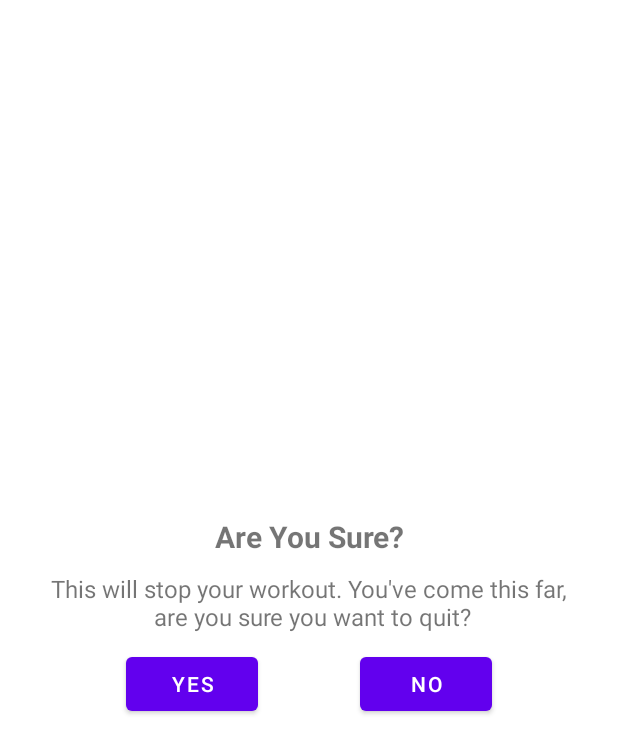
After one commit to DevanshuChauhan1999/7_Minute_Workout_App, an Android app: the layout dialog_custom_back_confirmation.xml on its own in the app's theme, with its tools: preview values and no code run, on a phone screen of 412 x 824 dp. The commit adds this screen. Shown: the top 754 px of the screen. Run offline under Robolectric (Android 15) with nearby library versions, the phone set to English and light mode, and no system bars.

Commit message:
custom alert box for exit

```diff
--- /dev/null
+++ b/app/src/main/res/layout/dialog_custom_back_confirmation.xml
@@ -0,0 +1,55 @@
+<?xml version="1.0" encoding="utf-8"?>
+<androidx.constraintlayout.widget.ConstraintLayout xmlns:android="http://schemas.android.com/apk/res/android"
+    android:layout_width="match_parent"
+    android:layout_height="wrap_content"
+    android:padding="16dp"
+    android:layout_gravity="center"
+    xmlns:app="http://schemas.android.com/apk/res-auto">
+    <TextView
+        android:id="@+id/tvareyousure"
+        android:layout_width="wrap_content"
+        android:layout_height="wrap_content"
+        android:text="Are You Sure?"
+        android:textSize="20sp"
+        android:textStyle="bold"
+        app:layout_constraintEnd_toEndOf="parent"
+        app:layout_constraintStart_toStartOf="parent"
+        app:layout_constraintTop_toTopOf="parent"
+        android:gravity="center"
+        >
+    </TextView>
+    <TextView
+        android:id="@+id/tvWarning"
+        android:layout_width="wrap_content"
+        android:layout_height="wrap_content"
+        android:text="This will stop your workout. You've come this far,\n are you sure you want to quit?"
+        android:textSize="16sp"
+        app:layout_constraintEnd_toEndOf="parent"
+        app:layout_constraintStart_toStartOf="parent"
+        app:layout_constraintTop_toBottomOf="@id/tvareyousure"
+        android:gravity="center"
+        android:padding="10dp">
+    </TextView>
+    <Button
+        android:id="@+id/btnYes"
+        android:layout_width="wrap_content"
+        android:layout_height="wrap_content"
+        app:layout_constraintTop_toBottomOf="@id/tvWarning"
+        app:layout_constraintStart_toStartOf="parent"
+        app:layout_constraintEnd_toStartOf="@id/btnNo"
+        android:text="Yes"
+
+        >
+    </Button>
+
+    <Button
+        android:id="@+id/btnNo"
+        android:layout_width="wrap_content"
+        android:layout_height="wrap_content"
+        app:layout_constraintTop_toBottomOf="@id/tvWarning"
+        app:layout_constraintEnd_toEndOf="parent"
+        app:layout_constraintStart_toEndOf="@id/btnYes"
+        android:text="No"
+        >
+    </Button>
+</androidx.constraintlayout.widget.ConstraintLayout>
```
Also changed, not shown: app/src/main/AndroidManifest.xml (+8 -3 lines), app/src/main/java/eu/tutorials/a7_minutesworkoutapp/ExerciseActivity.kt (+36 -9 lines), app/src/main/java/eu/tutorials/a7_minutesworkoutapp/FinishActivity.kt (added, +29 -0 lines), app/src/main/res/layout/activity_finish.xml (added, +68 -0 lines), app/src/main/res/drawable/ic_action_done.png (added).
